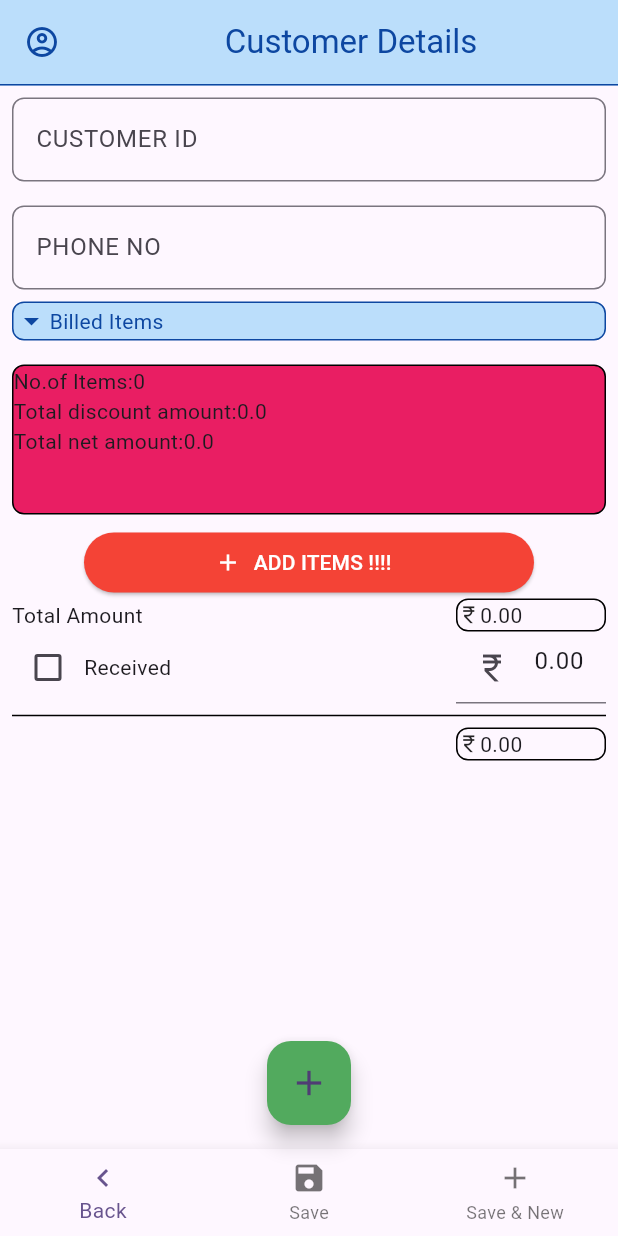
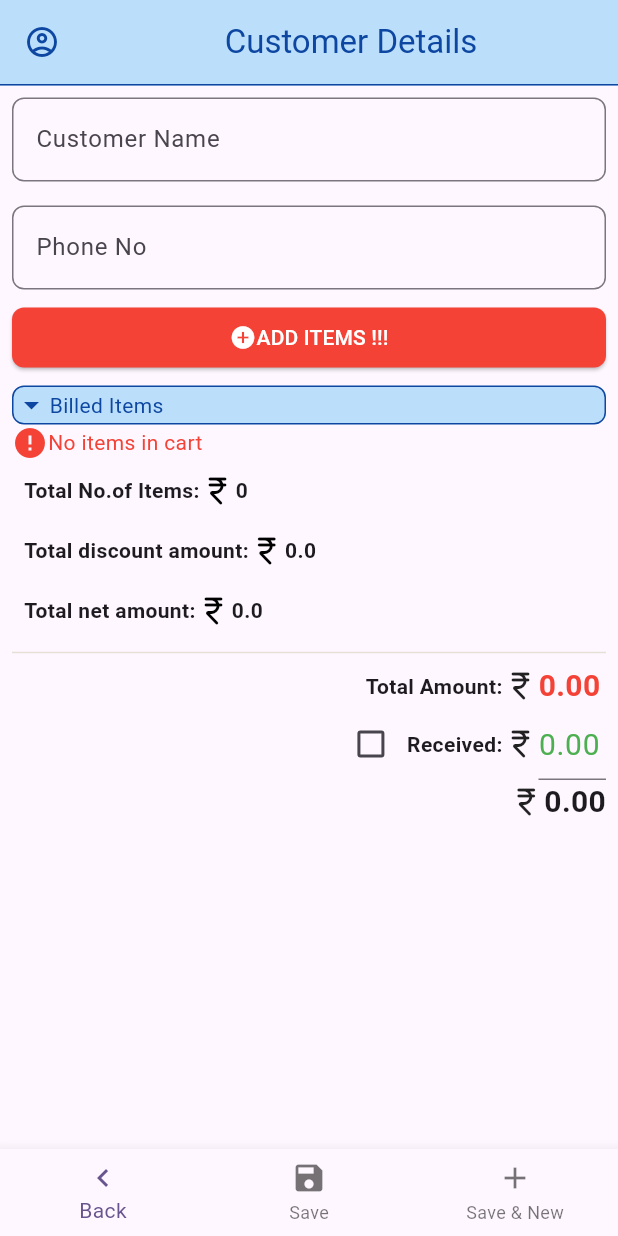
Before and after one commit to akashvtrs/project, a Flutter app: the screen it shows after launch, item 2 of the bottom bar chosen, after a tap on "Add New Customer", on a phone screen of 412 x 824 dp. Run offline on Flutter 3.47's test engine with Material 3 defaults, Android fonts, the phone set to English and light mode, and no system bars; missing offline and left inert: dart:js_util.

Commit message:
added styling

```diff
--- a/lib/billing_page/additems.dart
+++ b/lib/billing_page/additems.dart
@@ -315,7 +315,7 @@ add_list_name_customername: widget.add_list_name_customername,
                             Text("Net total"),
                             Row(
                               children: [
-                                Icon(Icons.currency_rupee, size: 15),
+                                Icon(Icons.currency_rupee_rounded, size: 15),
                                 Text(nettotal),
                               ],
                             ),
@@ -390,7 +390,7 @@ add_list_name_customername: widget.add_list_name_customername,
                             Text("TOTAL AMOUNT"),
                             Row(
                               children: [
-                                Icon(Icons.currency_rupee, size: 15),
+                                Icon(Icons.currency_rupee_rounded, size: 15),
                                 Text(totalamount),
                               ],
                             ),
--- a/lib/billing_page/billing.dart
+++ b/lib/billing_page/billing.dart
@@ -1,10 +1,13 @@
 // ignore_for_file: prefer_const_constructors, prefer_const_literals_to_create_immutables, non_constant_identifier_names, avoid_print, avoid_function_literals_in_foreach_calls, must_be_immutable
+
+
 
 
 import 'package:final_project1/billing_page/additems.dart';
 import 'package:final_project1/billing_page/listview_items.dart';
 import 'package:final_project1/home_screen/apphomescreen.dart';
 import 'package:flutter/material.dart';
+import 'package:flutter/widgets.dart';
 
 
 
@@ -56,7 +59,7 @@ class _BillingState extends State<Billing> {
   final map = {};
   bool isCheckeds = false;
   bool bool_cont = true;
-  bool bool_noitemsincart = false;
+  bool bool_noitemsincart = true;
   Color? discountcontainercolor=Colors.blueAccent;
 int _selectedIndex = 0;
 
@@ -76,6 +79,7 @@ int _selectedIndex = 0;
  List list_amount_totalamount=[];
  List list_bal_balance=[];
   String balance = "0.00";
+
    void save_customer() {
     list_name_customername.add(customername_controller.text);
     list_no_phoneno.add(phoneno_controller.text);
@@ -187,7 +191,9 @@ widget.itemtotalamount.forEach((item) {
   paidamount_controller.text="0.00";
    balance = totalAmountForAllItems.toStringAsFixed(2);
    if (widget.itemname.isEmpty) {
-     bool_noitemsincart=!bool_noitemsincart;
+     bool_noitemsincart=true;
+   }else{
+     bool_noitemsincart=false;
    }
    list_name_customername=widget.add_list_name_customername;
    list_no_phoneno=widget.add_list_no_phoneno;
@@ -233,7 +239,7 @@ widget.itemtotalamount.forEach((item) {
                 child: TextField(
                     controller: customername_controller,
                     decoration: InputDecoration(
-                      labelText: "CUSTOMER ID",
+                      labelText: "Customer Name",
                       border: OutlineInputBorder(
                         borderRadius: BorderRadius.all(Radius.circular(8.0)),
                       ),
@@ -244,19 +250,41 @@ widget.itemtotalamount.forEach((item) {
                 child: TextField(
                     controller: phoneno_controller,
                     decoration: InputDecoration(
-                      labelText: "PHONE NO",
+                      labelText: "Phone No",
                       border: OutlineInputBorder(
                         borderRadius: BorderRadius.all(Radius.circular(8.0)),
                       ),
                     )),
               ),
               Padding(
-                padding: const EdgeInsets.only(bottom: 8.0),
-                child: InkWell(
+                padding: const EdgeInsets.only(bottom:8.0),
+                child: ElevatedButton(style: ButtonStyle(
+                  backgroundColor: MaterialStateProperty.all(Colors.red),
+                  foregroundColor: MaterialStateProperty.all(Colors.white),
+                  overlayColor: MaterialStateProperty.all(Colors.redAccent),
+                  shape: MaterialStateProperty.all(
+                    RoundedRectangleBorder(
+                      borderRadius: BorderRadius.circular(8.0),
+                    )
+                  )
+                ),onPressed:additem_cl, child: Row(
+                  mainAxisAlignment: MainAxisAlignment.center,
+                  children: [
+                    Icon(Icons.add_circle),
+                    Text("ADD ITEMS !!!"),
+
+                  ],
+                )),
+              ),
+
+
+              InkWell(
+
                 onTap: () {
                   setState(() {
                     if (widget.itemname.isNotEmpty) {
                       bool_cont = !bool_cont;
+
 
                     }
 
@@ -266,13 +294,16 @@ widget.itemtotalamount.forEach((item) {
                   });
                 },
                 child: Container(
+
                   decoration: BoxDecoration(
                     color: Colors.blue.shade100,
 
                     border: Border.all(color: Colors.blue.shade900),
 
                     borderRadius: BorderRadius.all(Radius.circular(8.0)),
+
                   ),
+
 
                   width: double.infinity,
                   child: Row(
@@ -285,6 +316,16 @@ widget.itemtotalamount.forEach((item) {
                     ],
                   ),
                 ),
+              ),Visibility(
+                visible: bool_noitemsincart,
+                child: Row(
+                  children: [
+                    Icon(Icons.error,
+                        color: Colors.red),
+                    Text("No items in cart",style: TextStyle(
+                      color: Colors.red
+                    ),),
+                  ],
                 ),
               ),
               Visibility(
@@ -321,77 +362,78 @@ widget.itemtotalamount.forEach((item) {
 
         //   )
         // ListItems(itemnames:[widget.itemname.toString()]),
+         Column(
+           children: [
              Padding(
-             padding: const EdgeInsets.only(top:8.0,bottom: 8.0),
-             child: Container(
-              decoration: BoxDecoration(
-                border: Border.all(),
-                borderRadius: BorderRadius.all(Radius.circular(8.0)),color: Colors.pink,
-              ),
-              width: double.infinity,
-              height: 100,
-
-              child: Column(
+               padding: const EdgeInsets.all(8.0),
+               child: Row(
                  children: [
-                  Row(
-                    children: [
-                      Text("No.of Items:"),
-                      Text(widget.itemquantity.length.toString()),
+                   Text("Total No.of Items:",style: TextStyle(fontWeight: FontWeight.bold),),
+                   Icon(Icons.currency_rupee_rounded,color: Colors.black),
+                   Text(widget.itemquantity.length.toString(),style: TextStyle(fontWeight: FontWeight.bold)),
                  ],
                ),
+             ),Padding(
+              padding: const EdgeInsets.all(8.0),
+              child: Row(
+                children: [
+                  Text("Total discount amount:",style: TextStyle(fontWeight: FontWeight.bold),),
+                  Icon(Icons.currency_rupee_rounded,color: Colors.black),
+                   Text(totalDiscountForAllItems.toString(),style: TextStyle(fontWeight: FontWeight.bold)),
+                ],
+              ),
+            ),
+            Padding(
+              padding: const EdgeInsets.all(8.0),
+              child: Row(
+                children: [
+                  Text("Total net amount:",style: TextStyle(fontWeight: FontWeight.bold)),
+                    Icon(Icons.currency_rupee_rounded,color: Colors.black,),
+                     Text(totalNetTotalForAllItems.toString(),style: TextStyle(fontWeight: FontWeight.bold)),
+                ],
+              ),
+            ),
+           ],
+         ),
+
+             Divider(
+                  color: Color.fromARGB(255, 229, 223, 214),
+                )
+              ,
+
               Row(
+                mainAxisAlignment: MainAxisAlignment.end,
                 children: [
-                      Text("Total discount amount:"),
-                      Text(totalDiscountForAllItems.toString()),
-                    ]
-                  ),
-                  Row(
-                    children: [
-                      Text("Total net amount:"),
-                      Text(totalNetTotalForAllItems.toString()),
-                    ]
-                  )
+                  Text("Total Amount:",style: TextStyle(fontWeight: FontWeight.bold,
 
-                ],
-              )),
-           ),
-              ElevatedButton.icon(
-                  style: ElevatedButton.styleFrom(
-                      foregroundColor: Colors.white,
-                      backgroundColor: Colors.red,
-                      fixedSize: Size(300, 20)),
-                  onPressed: additem_cl,
-                  icon: Icon(Icons.add),
-                  label: Text("ADD ITEMS !!!!")),
-              Row(
-                mainAxisAlignment: MainAxisAlignment.spaceBetween,
-                children: [
-                  Text("Total Amount"),
-                  Container(
-                    decoration: BoxDecoration(
-                      border: Border.all(),
-                      borderRadius: BorderRadius.all(Radius.circular(8.0)),
+                    ),),
+                    Icon(Icons.currency_rupee_rounded),
+                  SizedBox(
 
-                    ),
-                    width: 100,
+                    width: 45,
                     child: Row(
                       mainAxisAlignment: MainAxisAlignment.start,
                       children: [
 
-                        Icon(Icons.currency_rupee, size: 15),
-                        Text(totalAmountForAllItems.toStringAsFixed(2)),
+
+                        Text(totalAmountForAllItems.toStringAsFixed(2),style: TextStyle(fontWeight: FontWeight.bold,
+                          color: Colors.red,
+                          fontSize: 20
+
+                        )),
                       ],
                     ),
                   )
                 ],
               ),
               Row(
-                mainAxisAlignment: MainAxisAlignment.spaceBetween,
+                mainAxisAlignment: MainAxisAlignment.end,
                 children: [
                   Row(
                     children: [
                       Checkbox(
                           value: isCheckeds,
+                          activeColor: Colors.green,
                           onChanged: (bool? value) {
                               setState(() {
                                 if (value == false) {
@@ -407,11 +449,17 @@ widget.itemtotalamount.forEach((item) {
                                 isCheckeds = value!;
                               });
                           }),
-                      Text("Received"),
+                      Text("Received:",style: TextStyle(fontWeight: FontWeight.bold,
+
+
+                      ),
+                      ),
+                       Icon(Icons.currency_rupee_rounded),
                     ],
                   ),
                   SizedBox(
-                    width: 100,
+                    width: 45,
+
                     child: TextField(
                       onChanged: (value) => {
                         setState(() {
@@ -421,37 +469,33 @@ widget.itemtotalamount.forEach((item) {
 
                         })
                       },
+
                       controller: paidamount_controller,
-                      decoration: InputDecoration(
-                        prefixIcon: Icon(Icons.currency_rupee),
+                      style: TextStyle(color:Colors.green
+                      ,
+                        fontSize: 20
                       ),
+
                     ),
                   )
                 ],
               ),
-              Divider(
-                color: Colors.black,
 
-              ),
+
               Row(
                 mainAxisAlignment: MainAxisAlignment.end,
                 children: [
-                  Container(
-                        decoration: BoxDecoration(
-
-                          border: Border.all(),
-                          borderRadius: BorderRadius.all(Radius.circular(8.0)),
-
-                        ),
-                        width: 100,
-                        child: Row(
+                  Icon(Icons.currency_rupee_rounded),
+                  Row(
                     mainAxisAlignment: MainAxisAlignment.start,
                     children: [
 
-                            Icon(Icons.currency_rupee, size: 15),
-                            Text(balance),
+
+                      Text(balance,style: TextStyle(
+                        fontSize: 20,
+                        fontWeight: FontWeight.bold
+                      )),
                     ],
-                        ),
                   ),
                 ],
               ),
@@ -483,13 +527,7 @@ widget.itemtotalamount.forEach((item) {
       ),
     ],
   ),
-  floatingActionButtonLocation: FloatingActionButtonLocation.centerFloat,
-        floatingActionButton: FloatingActionButton(
-          backgroundColor: const Color.fromRGBO(82, 170, 94, 1.0),
-          tooltip: 'Increment',
-          onPressed: (){},
-          child: const Icon(Icons.add, size: 28),
-          ),
+
     );
   }
 
--- a/lib/billing_page/listview_items.dart
+++ b/lib/billing_page/listview_items.dart
@@ -109,7 +109,7 @@ class _ListItemsState extends State<ListItems> {
                                     ],
                                   ),
                                 ),
-                                Icon(Icons.currency_rupee, size: 15),
+                                Icon(Icons.currency_rupee_rounded, size: 15),
                                 Text(widget.itemprice_l[index]),
                               ],
                             ),
@@ -126,7 +126,7 @@ class _ListItemsState extends State<ListItems> {
                                     ],
                                   ),
                                 ),
-                                Icon(Icons.currency_rupee, size: 15),
+                                Icon(Icons.currency_rupee_rounded, size: 15),
                                 Text(widget.itemnettotal_l[index]),
                               ],
                             ),
@@ -143,7 +143,7 @@ class _ListItemsState extends State<ListItems> {
                                     ],
                                   ),
                                 ),
-                                Icon(Icons.currency_rupee, size: 15),
+                                Icon(Icons.currency_rupee_rounded, size: 15),
                                 Text(widget.itemdiscountvaluecost_l[index]),
                               ],
                             ),
@@ -160,7 +160,7 @@ class _ListItemsState extends State<ListItems> {
                                     ],
                                   ),
                                 ),
-                                Icon(Icons.currency_rupee, size: 15),
+                                Icon(Icons.currency_rupee_rounded, size: 15),
                                Text(widget.itemtotalamount_l[index]),
 
                               ],
--- a/lib/home_screen/apphomescreen.dart
+++ b/lib/home_screen/apphomescreen.dart
@@ -25,6 +25,7 @@ class Identities extends StatefulWidget {
 
 class _IdentitiesState extends State<Identities> {
   bool savedcustomers_bool=false;
+  bool nosavedcustomers_bool=true;
   double totalpayments=0.0;
   double pendingpayment=0.0;
   double companybalance=0.0;
@@ -45,6 +46,9 @@ class _IdentitiesState extends State<Identities> {
     print(companybalance.toStringAsFixed(2));
     if (widget.name_customername.isNotEmpty) {
                 savedcustomers_bool = !savedcustomers_bool;
+                nosavedcustomers_bool=false;
+              }else{
+                nosavedcustomers_bool=true;
               }
 
   }
@@ -98,14 +102,24 @@ class _IdentitiesState extends State<Identities> {
           ),
         ),
         Visibility(
+                visible: nosavedcustomers_bool,
+                child: Row(
+                  children: [
+                    Icon(Icons.error,
+                        color: Colors.red),
+                    Text("No items in cart",style: TextStyle(
+                      color: Colors.red
+                    ),),
+                  ],
+                ),
+              ),
+        Visibility(
           visible: savedcustomers_bool,
           child: AppHomeScreen(
             name_customername:widget.name_customername, no_phoneno:widget.no_phoneno, items_noofitems:widget.items_noofitems, amount_totalamount:widget.amount_totalamount, bal_balance:widget.bal_balance
           ),
         ),
-        Padding(
-          padding: const EdgeInsets.only(top:8.0),
-          child: Column(
+        Column(
           crossAxisAlignment: CrossAxisAlignment.start,
           children: [
             Padding(
@@ -121,7 +135,7 @@ class _IdentitiesState extends State<Identities> {
                   Text("Total Payments:",style: TextStyle(
                 fontWeight: FontWeight.bold
               )),
-                    Icon(Icons.currency_rupee,color: Colors.black,
+                  Icon(Icons.currency_rupee_rounded,color: Colors.black,
 
 
                   ),
@@ -138,7 +152,7 @@ class _IdentitiesState extends State<Identities> {
                   Text("Pending Payment:",style: TextStyle(
                 fontWeight: FontWeight.bold
               )),
-                    Icon(Icons.currency_rupee,color: Colors.black,
+                  Icon(Icons.currency_rupee_rounded,color: Colors.black,
 
                   ),
                   Text(pendingpayment.toStringAsFixed(2),style: TextStyle(
@@ -166,7 +180,7 @@ class _IdentitiesState extends State<Identities> {
                       Row(
                         children: [
 
-                            Icon(Icons.currency_rupee,color: Colors.black,
+                          Icon(Icons.currency_rupee_rounded,color: Colors.black,
 
 
                       ),
@@ -181,7 +195,6 @@ class _IdentitiesState extends State<Identities> {
               ),
             ),
           ],
-          ),
         )
       ],
     ),
@@ -277,14 +290,14 @@ class _AppHomeScreenState extends State<AppHomeScreen> {
                         Row(
                           children: [
 
-                            Text("Total Amount:"),Icon(Icons.currency_rupee, size: 15),
+                            Text("Total Amount:"),Icon(Icons.currency_rupee_rounded, size: 15),
                             Text(widget.amount_totalamount[index])
                           ],
                         ),
                        Row(
                          children: [
 
-                           Text("Balance:"),Icon(Icons.currency_rupee, size: 15),
+                           Text("Balance:"),Icon(Icons.currency_rupee_rounded, size: 15),
                            Text(widget.bal_balance[index])
                          ],
                        ),],
```
Lines whose indentation alone changed are shown as unchanged.
